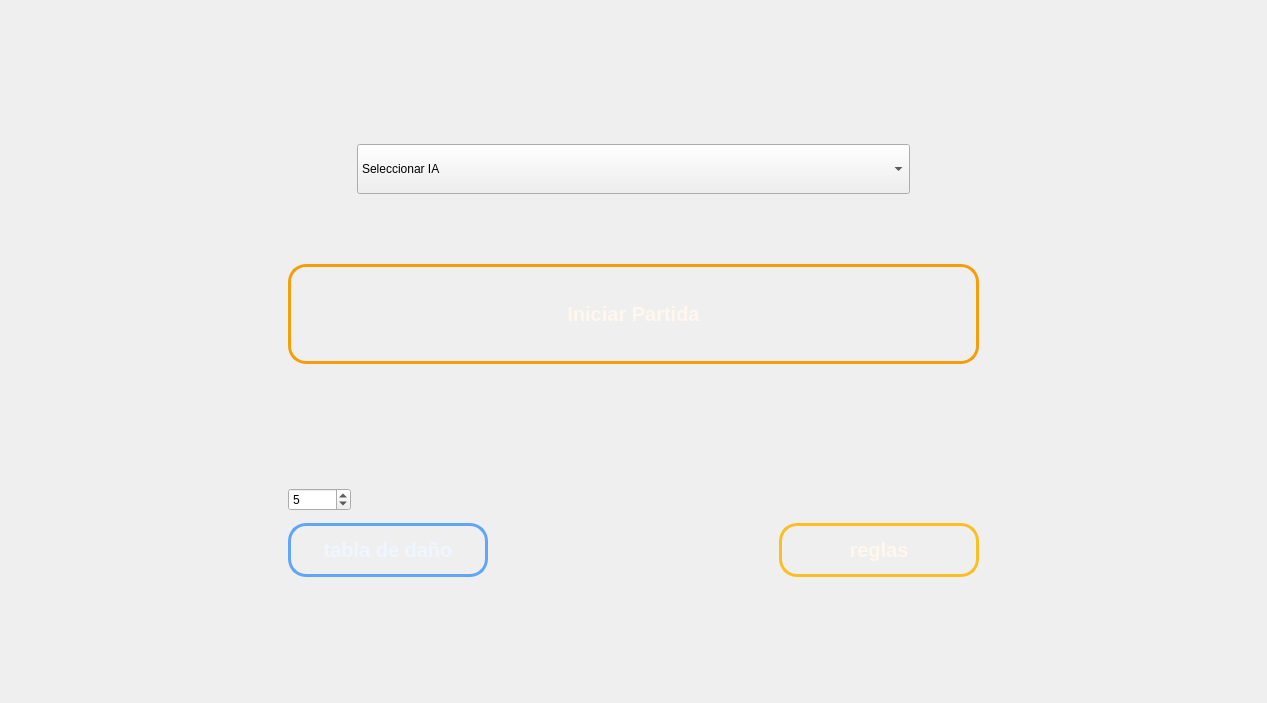
marilin-99/TrabajoPractico, file mainwindow.ui: the form before one commit.
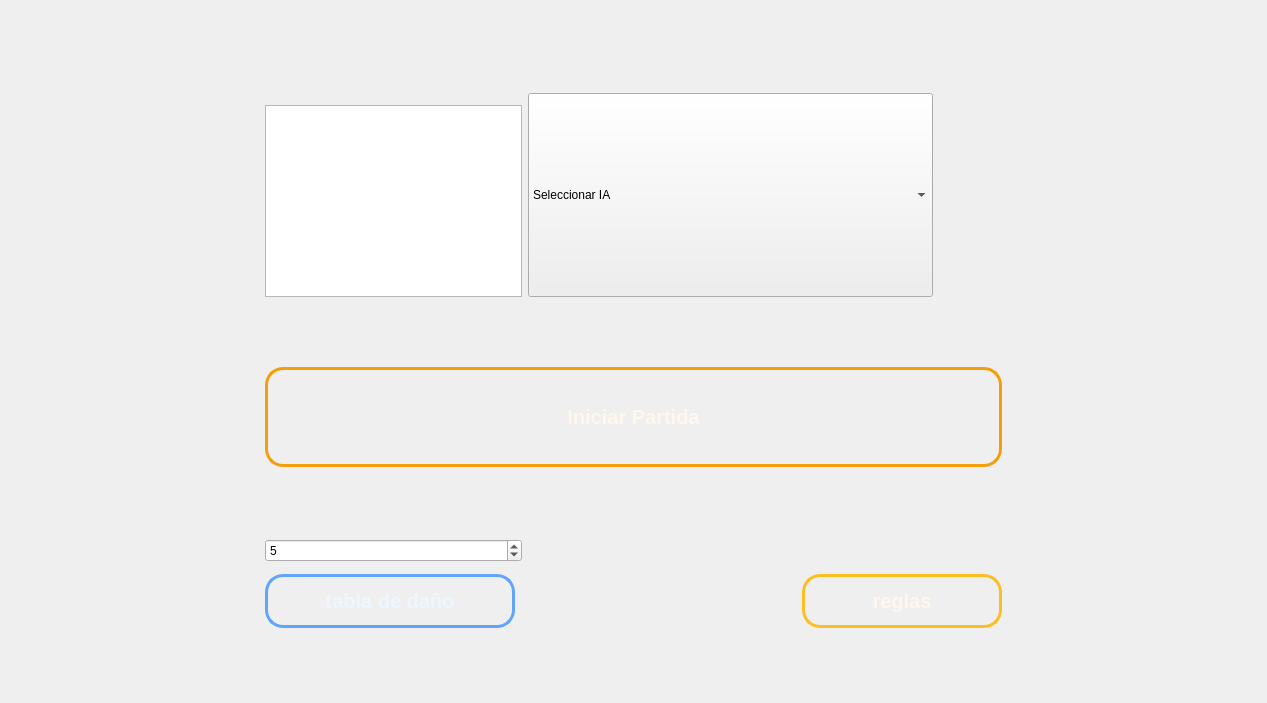
The form after the commit. Icons and pictures are not drawn.

Commit message:
agregado ingreasar y mostrar nombre
solo agregue podes poner el nombre desde el menu y que se muestre en la partida no esta acomodado visutalmente

Diff of the .ui file:
```diff
--- a/mainwindow.ui
+++ b/mainwindow.ui
@@ -455,6 +455,9 @@
         </property>
        </spacer>
       </item>
+      <item row="5" column="1">
+       <widget class="QTextEdit" name="caja_nombre"/>
+      </item>
      </layout>
     </item>
    </layout>
```
The commit also changes 5 other files.
